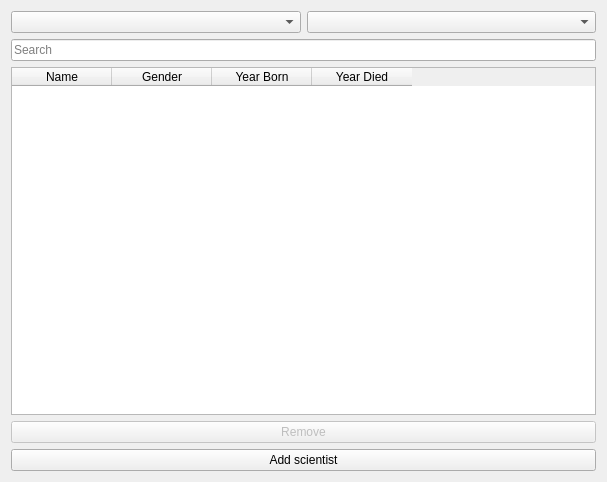
First picture: the form in EndurvinnslustöðATeam/Skil3/Ui/scientistsdisplay.ui, repository trunti/verklegtn-m, before the edit.
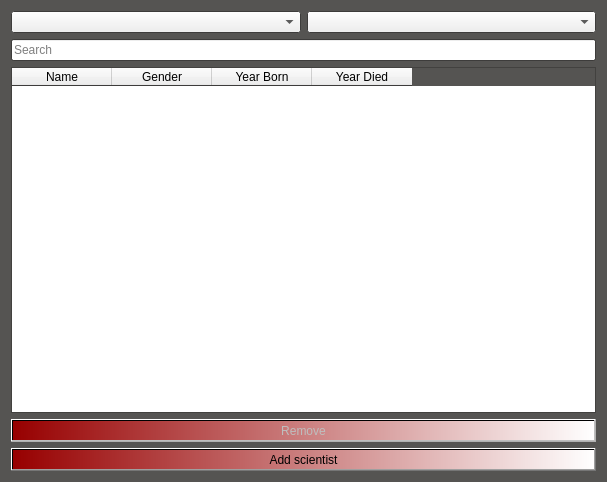
Second picture: the form after the edit.

```diff
--- a/EndurvinnslustöðATeam/Skil3/Ui/scientistsdisplay.ui
+++ b/EndurvinnslustöðATeam/Skil3/Ui/scientistsdisplay.ui
@@ -10,6 +10,70 @@
     <height>482</height>
    </rect>
   </property>
+  <property name="palette">
+   <palette>
+    <active>
+     <colorrole role="Base">
+      <brush brushstyle="SolidPattern">
+       <color alpha="255">
+        <red>255</red>
+        <green>255</green>
+        <blue>255</blue>
+       </color>
+      </brush>
+     </colorrole>
+     <colorrole role="Window">
+      <brush brushstyle="SolidPattern">
+       <color alpha="255">
+        <red>85</red>
+        <green>84</green>
+        <blue>82</blue>
+       </color>
+      </brush>
+     </colorrole>
+    </active>
+    <inactive>
+     <colorrole role="Base">
+      <brush brushstyle="SolidPattern">
+       <color alpha="255">
+        <red>255</red>
+        <green>255</green>
+        <blue>255</blue>
+       </color>
+      </brush>
+     </colorrole>
+     <colorrole role="Window">
+      <brush brushstyle="SolidPattern">
+       <color alpha="255">
+        <red>85</red>
+        <green>84</green>
+        <blue>82</blue>
+       </color>
+      </brush>
+     </colorrole>
+    </inactive>
+    <disabled>
+     <colorrole role="Base">
+      <brush brushstyle="SolidPattern">
+       <color alpha="255">
+        <red>85</red>
+        <green>84</green>
+        <blue>82</blue>
+       </color>
+      </brush>
+     </colorrole>
+     <colorrole role="Window">
+      <brush brushstyle="SolidPattern">
+       <color alpha="255">
+        <red>85</red>
+        <green>84</green>
+        <blue>82</blue>
+       </color>
+      </brush>
+     </colorrole>
+    </disabled>
+   </palette>
+  </property>
   <property name="windowTitle">
    <string>Dialog</string>
   </property>
@@ -60,6 +124,10 @@
      <property name="enabled">
       <bool>false</bool>
      </property>
+     <property name="styleSheet">
+      <string notr="true">background-color: qlineargradient(spread:pad, x1:0, y1:0, x2:1, y2:0, stop:0 rgba(151, 0, 0, 255), stop:1 rgba(255, 255, 255, 255));
+</string>
+     </property>
      <property name="text">
       <string>Remove</string>
      </property>
@@ -67,6 +135,10 @@
    </item>
    <item>
     <widget class="QPushButton" name="pushButton_add_scientist">
+     <property name="styleSheet">
+      <string notr="true">background-color: qlineargradient(spread:pad, x1:0, y1:0, x2:1, y2:0, stop:0 rgba(151, 0, 0, 255), stop:1 rgba(255, 255, 255, 255));
+</string>
+     </property>
      <property name="text">
       <string>Add scientist</string>
      </property>
```
